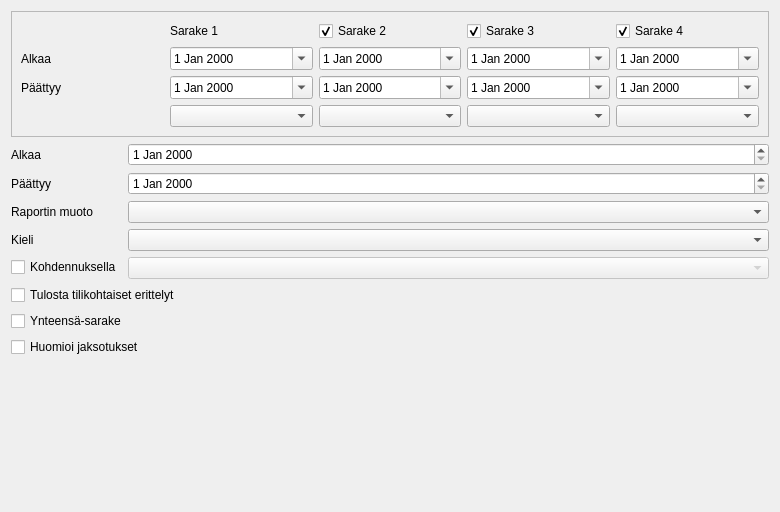
The window that kitsas/raportti/muokattavaraportti.ui (artoh/kitupiikki) describes before a commit, drawn with Qt 5.
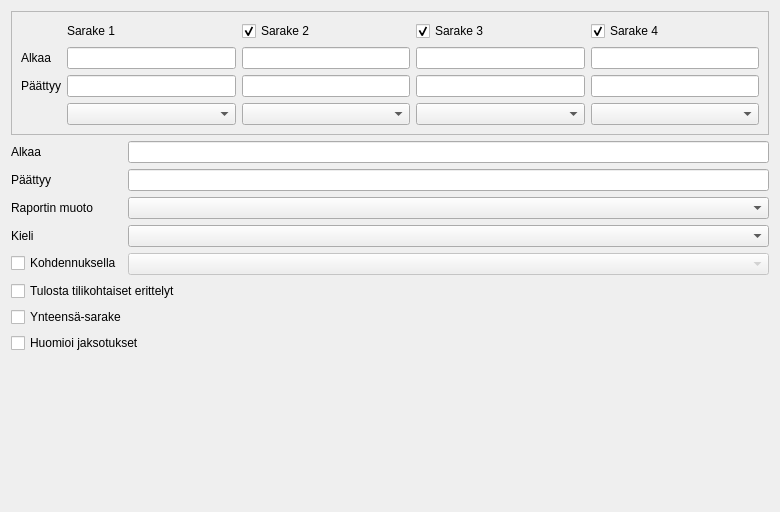
The same window after the commit. Icons and pictures are not drawn. Custom widgets are drawn as their Qt base class.

Commit message: Raportin dialogeissa KpDateEdit

The edit to the form file:
```diff
--- a/kitsas/raportti/muokattavaraportti.ui
+++ b/kitsas/raportti/muokattavaraportti.ui
@@ -24,23 +24,17 @@
      </property>
      <layout class="QGridLayout" name="gridLayout">
       <item row="1" column="2">
-       <widget class="QDateEdit" name="alkaa2Date">
+       <widget class="KpDateEdit" name="alkaa2Date">
         <property name="enabled">
          <bool>true</bool>
         </property>
-        <property name="calendarPopup">
-         <bool>true</bool>
-        </property>
        </widget>
       </item>
       <item row="1" column="3">
-       <widget class="QDateEdit" name="alkaa3Date">
+       <widget class="KpDateEdit" name="alkaa3Date">
         <property name="enabled">
          <bool>true</bool>
         </property>
-        <property name="calendarPopup">
-         <bool>true</bool>
-        </property>
        </widget>
       </item>
       <item row="0" column="1">
@@ -51,20 +45,14 @@
        </widget>
       </item>
       <item row="2" column="2">
-       <widget class="QDateEdit" name="loppuu2Date">
+       <widget class="KpDateEdit" name="loppuu2Date">
         <property name="enabled">
          <bool>true</bool>
         </property>
-        <property name="calendarPopup">
-         <bool>true</bool>
-        </property>
        </widget>
       </item>
       <item row="1" column="1">
-       <widget class="QDateEdit" name="alkaa1Date">
-        <property name="calendarPopup">
-         <bool>true</bool>
-        </property>
+       <widget class="KpDateEdit" name="alkaa1Date">
         <property name="kkfield" stdset="0">
          <bool>true</bool>
         </property>
@@ -94,23 +82,17 @@
        </widget>
       </item>
       <item row="2" column="1">
-       <widget class="QDateEdit" name="loppuu1Date">
-        <property name="calendarPopup">
-         <bool>true</bool>
-        </property>
+       <widget class="KpDateEdit" name="loppuu1Date">
         <property name="kkfield" stdset="0">
          <bool>true</bool>
         </property>
        </widget>
       </item>
       <item row="2" column="3">
-       <widget class="QDateEdit" name="loppuu3Date">
+       <widget class="KpDateEdit" name="loppuu3Date">
         <property name="enabled">
          <bool>true</bool>
         </property>
-        <property name="calendarPopup">
-         <bool>true</bool>
-        </property>
        </widget>
       </item>
       <item row="1" column="0">
@@ -156,17 +138,11 @@
        </widget>
       </item>
       <item row="1" column="4">
-       <widget class="QDateEdit" name="alkaa4Date">
-        <property name="calendarPopup">
-         <bool>true</bool>
-        </property>
+       <widget class="KpDateEdit" name="alkaa4Date">
        </widget>
       </item>
       <item row="2" column="4">
-       <widget class="QDateEdit" name="loppuu4Date">
-        <property name="calendarPopup">
-         <bool>true</bool>
-        </property>
+       <widget class="KpDateEdit" name="loppuu4Date">
        </widget>
       </item>
       <item row="3" column="4">
@@ -239,10 +215,10 @@
       </widget>
      </item>
      <item row="0" column="1">
-      <widget class="QDateEdit" name="alkuEdit"/>
+      <widget class="KpDateEdit" name="alkuEdit"/>
      </item>
      <item row="1" column="1">
-      <widget class="QDateEdit" name="loppuEdit"/>
+      <widget class="KpDateEdit" name="loppuEdit"/>
      </item>
     </layout>
    </item>
@@ -300,6 +276,11 @@
    <extends>QComboBox</extends>
    <header location="global">tools/kohdennuscombo.h</header>
   </customwidget>
+  <customwidget>
+   <class>KpDateEdit</class>
+   <extends>QLineEdit</extends>
+   <header location="global">tools/kpdateedit.h</header>
+  </customwidget>
  </customwidgets>
  <tabstops>
   <tabstop>alkaa1Date</tabstop>
```
The commit also changes 6 other files.
